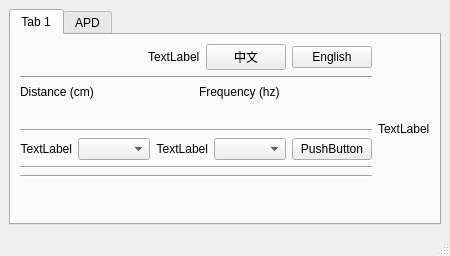
Qt form tf03_setup/main_window.ui (codincodee/tf03_sdk) before a commit.
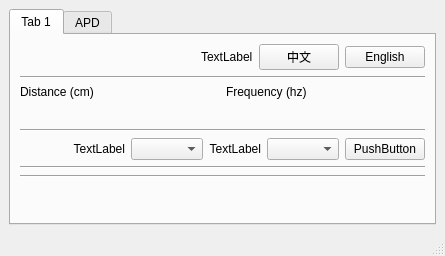
The same form after that commit.

Commit message: completed manifest widgets

What changed in the file:
```diff
--- a/tf03_setup/main_window.ui
+++ b/tf03_setup/main_window.ui
@@ -233,11 +233,7 @@
           <item>
            <layout class="QGridLayout" name="gridLayout_10">
             <item row="0" column="0">
-             <widget class="QLabel" name="SetupPageTestLabel">
-              <property name="text">
-               <string>TextLabel</string>
-              </property>
-             </widget>
+             <layout class="QGridLayout" name="SetupPageManifestGridLayout"/>
             </item>
            </layout>
           </item>
```
The commit also changes 6 other files.
